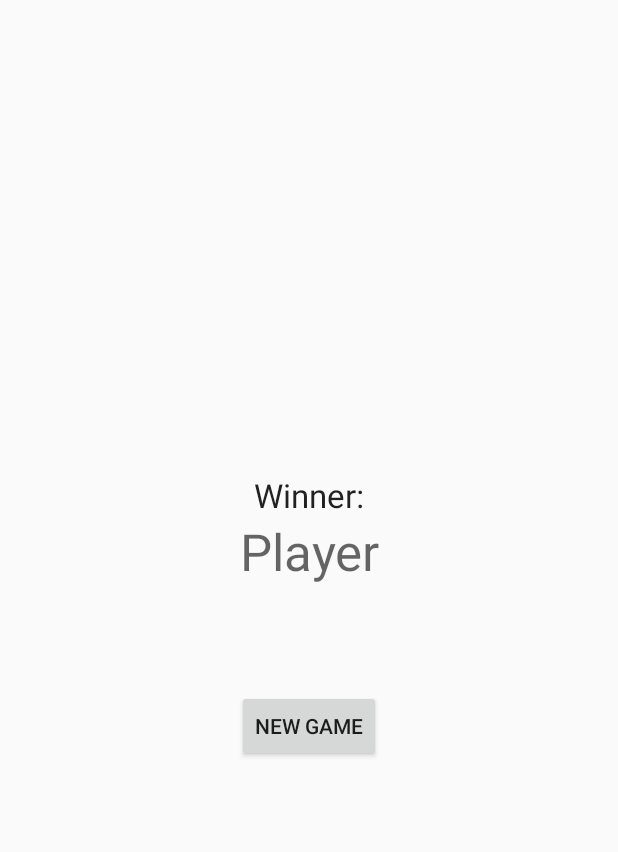
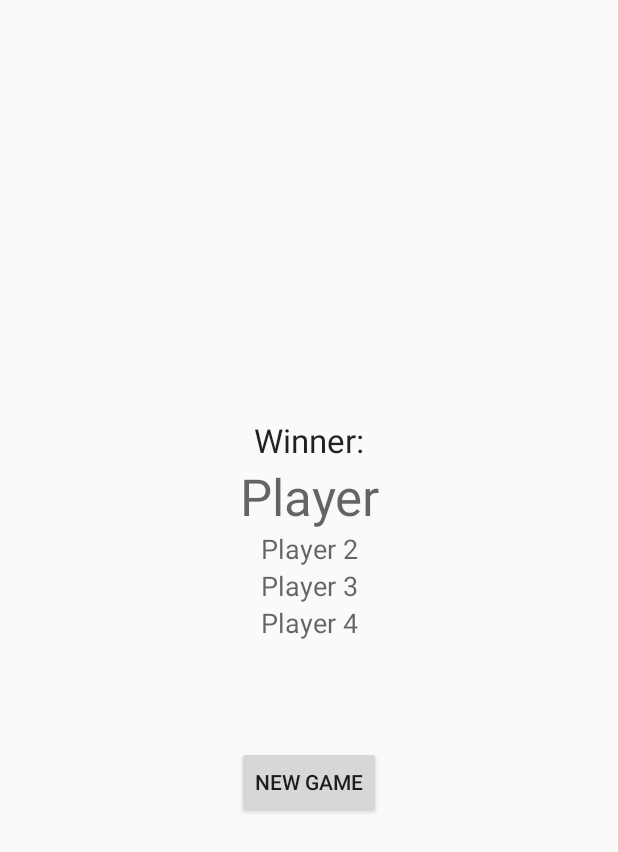
Before and after one commit to krm131/RummyTracker, an Android app: the layout win_dialog_fragment.xml on its own in the app's theme, with its tools: preview values and no code run, on a phone screen of 412 x 824 dp. Shown: the top 852 px of the screen. Run offline under Robolectric (Android 15) with nearby library versions, the phone set to English and light mode, and no system bars.

Commit message:
Initial Commit

```diff
--- a/app/src/main/res/layout/win_dialog_fragment.xml
+++ b/app/src/main/res/layout/win_dialog_fragment.xml
@@ -21,6 +21,29 @@
         android:text="@string/player"
         android:textAppearance="@style/TextAppearance.AppCompat.Display1" />
 
+    <TextView
+        android:id="@+id/player2score"
+        android:layout_width="match_parent"
+        android:layout_height="wrap_content"
+        android:text="Player 2"
+        android:textAlignment="center"
+        android:textAppearance="@style/TextAppearance.AppCompat.Medium" />
+
+    <TextView
+        android:id="@+id/player3score"
+        android:layout_width="match_parent"
+        android:layout_height="wrap_content"
+        android:text="Player 3"
+        android:textAlignment="center"
+        android:textAppearance="@style/TextAppearance.AppCompat.Medium" />
+
+    <TextView
+        android:id="@+id/player4score"
+        android:layout_width="match_parent"
+        android:layout_height="wrap_content"
+        android:text="Player 4"
+        android:textAlignment="center"
+        android:textAppearance="@style/TextAppearance.AppCompat.Medium" />
     <Button
         android:id="@+id/new_game_dialog_button"
         android:layout_width="wrap_content"
```
Also changed, not shown: app/src/main/java/com/example/rummytracker/ui/game/activegame/ActiveGameFragmentActivity.java (+18 -1 lines), app/src/main/java/com/example/rummytracker/ui/game/activegame/PlayerScorePair.java (added, +56 -0 lines), app/src/main/java/com/example/rummytracker/ui/game/activegame/WinnerDialogFragment.java (+20 -1 lines).
